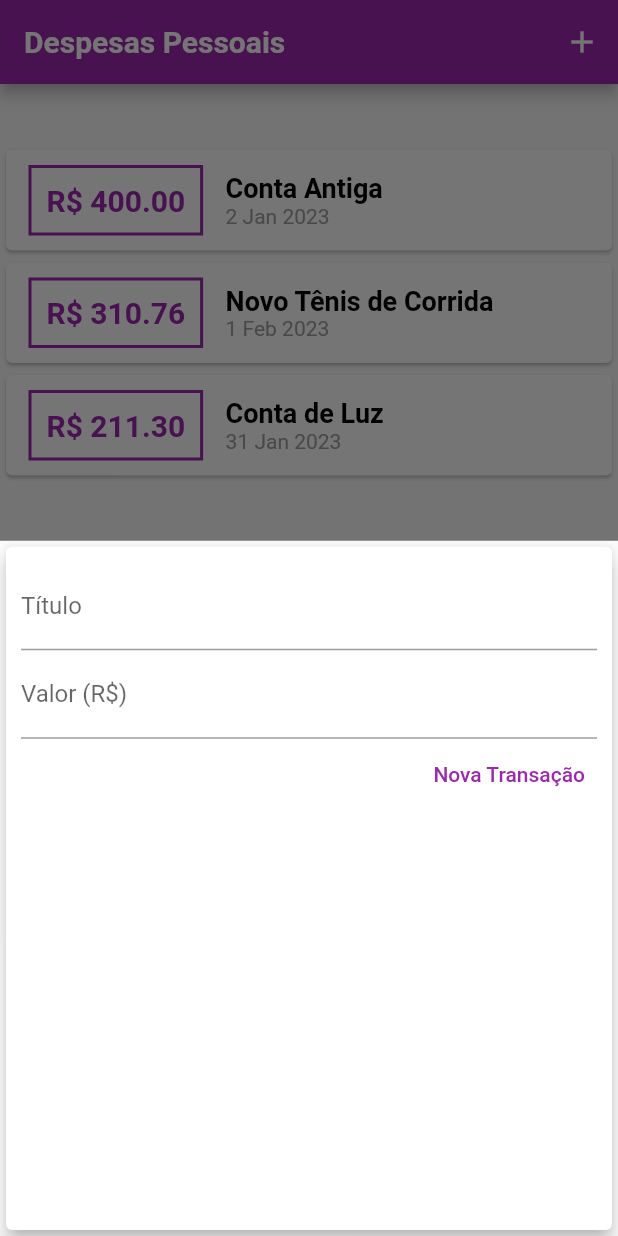
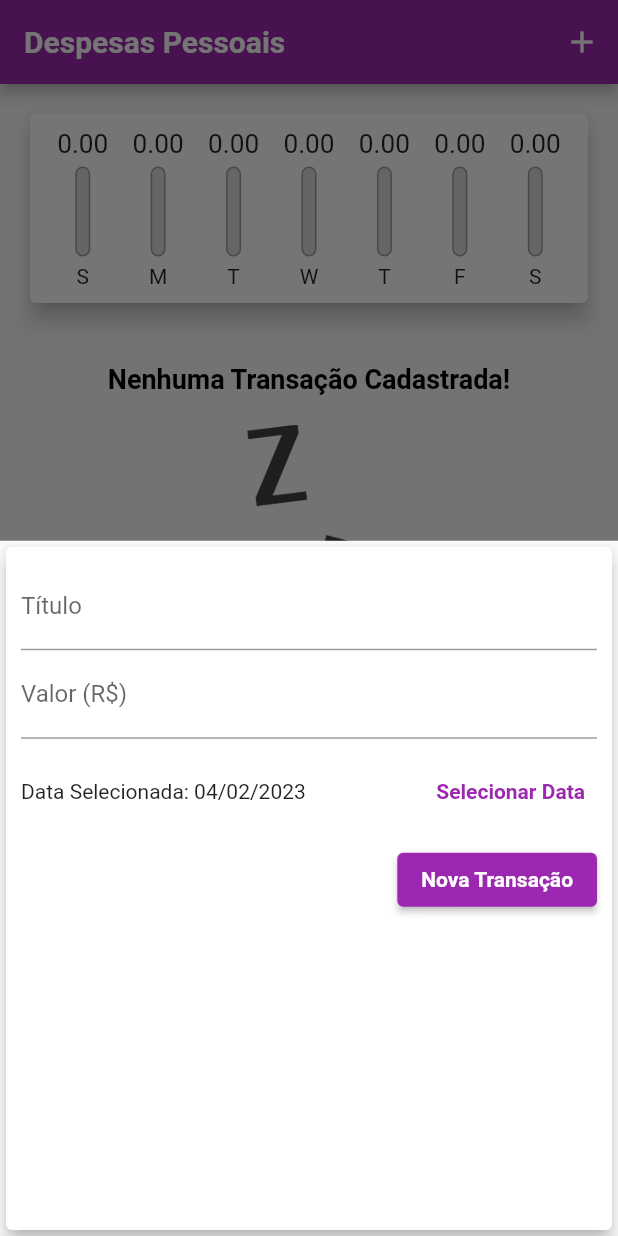
Before and after one commit to charlesdev771/flutter_specialization_cod3r, a Flutter app: the screen it shows after launch, after a tap on the "add" icon, on a phone screen of 412 x 824 dp. Run offline on Flutter 3.47's test engine with Material 2 defaults, Android fonts, the phone set to English and light mode, and no system bars; Roboto replaces fonts that are missing (OpenSans).

Commit message:
Final day 5

```diff
--- a/expenses/lib/components/chart.dart
+++ b/expenses/lib/components/chart.dart
@@ -1,6 +1,7 @@
 import 'package:flutter/material.dart';
 import 'package:intl/intl.dart';
 import '../models/transaction.dart';
+import 'chart_bar.dart';
 
 class Chart extends StatelessWidget {
   final List<Transaction> recentTransaction;
@@ -25,24 +26,41 @@ class Chart extends StatelessWidget {
         }
       }
 
-      print(DateFormat.E().format(weekDay)[0]);
-      print(totalSum);
-
       return {
         'day': DateFormat.E().format(weekDay)[0],
         'value': totalSum,
       };
+    }).reversed.toList();
+  }
+
+  double get _weekTotalValue {
+    return groupedTransactions.fold(0.0, (sum, tr) {
+      return sum + (tr['value'] as double);
     });
   }
 
   @override
   Widget build(BuildContext context) {
-    groupedTransactions;
     return Card(
       elevation: 6,
       margin: const EdgeInsets.all(20),
-      child: Row(
-        children: const [],
+      child: Padding(
+        padding: const EdgeInsets.all(10),
+        child: Row(
+          mainAxisAlignment: MainAxisAlignment.spaceAround,
+          children: groupedTransactions.map((tr) {
+            return Flexible(
+              fit: FlexFit.tight,
+              child: ChartBar(
+                label: tr['day'] as String,
+                value: tr['value'] as double,
+                percentage: _weekTotalValue == 0
+                    ? 0
+                    : (tr['value'] as double) / _weekTotalValue,
+              ),
+            );
+          }).toList(),
+        ),
       ),
     );
   }
--- /dev/null
+++ b/expenses/lib/components/chart_bar.dart
@@ -0,0 +1,59 @@
+import 'package:flutter/material.dart';
+
+class ChartBar extends StatelessWidget {
+  final String? label;
+  final double? value;
+  final double? percentage;
+
+  const ChartBar({
+    this.label,
+    this.value,
+    this.percentage,
+    Key? key,
+  }) : super(key: key);
+
+  @override
+  Widget build(BuildContext context) {
+    return Column(
+      children: [
+        SizedBox(
+          height: 20,
+          child: FittedBox(
+            child: Text('${value!.toStringAsFixed(2)}'),
+          ),
+        ),
+        const SizedBox(height: 5),
+        SizedBox(
+          height: 60,
+          width: 10,
+          child: Stack(
+            alignment: Alignment.bottomCenter,
+            children: <Widget>[
+              Container(
+                decoration: BoxDecoration(
+                  border: Border.all(
+                    color: Colors.grey,
+                    width: 1.0,
+                  ),
+                  color: const Color.fromRGBO(220, 220, 220, 1),
+                  borderRadius: BorderRadius.circular(5),
+                ),
+              ),
+              FractionallySizedBox(
+                heightFactor: percentage,
+                child: Container(
+                  decoration: BoxDecoration(
+                    color: Theme.of(context).colorScheme.primary,
+                    borderRadius: BorderRadius.circular(5),
+                  ),
+                ),
+              ),
+            ],
+          ),
+        ),
+        const SizedBox(height: 5),
+        Text(label!),
+      ],
+    );
+  }
+}
--- a/expenses/lib/components/transaction_list.dart
+++ b/expenses/lib/components/transaction_list.dart
@@ -4,13 +4,15 @@ import 'package:intl/intl.dart';
 
 class TransactionList extends StatelessWidget {
   final List<Transaction> transactions;
+  final void Function(String) onRemove;
 
-  const TransactionList(this.transactions, {Key? key}) : super(key: key);
+  const TransactionList(this.transactions, this.onRemove, {Key? key})
+      : super(key: key);
 
   @override
   Widget build(BuildContext context) {
     return SizedBox(
-      height: 300,
+      height: 430,
       child: transactions.isEmpty
           ? Column(
               children: [
@@ -34,45 +36,39 @@ class TransactionList extends StatelessWidget {
               itemBuilder: (ctx, index) {
                 final tr = transactions[index];
                 return Card(
-                  child: Row(
-                    children: [
-                      Container(
+                  elevation: 5,
                   margin: const EdgeInsets.symmetric(
-                          horizontal: 15,
-                          vertical: 10,
+                    vertical: 8,
+                    horizontal: 5,
                   ),
-                        decoration: BoxDecoration(
-                          border: Border.all(
-                            color: Theme.of(context).colorScheme.primary,
-                            width: 2,
-                          ),
-                        ),
-                        padding: const EdgeInsets.all(10),
+                  child: ListTile(
+                    leading: CircleAvatar(
+                      backgroundColor: Colors.purple,
+                      radius: 30,
+                      child: Padding(
+                        padding: const EdgeInsets.all(6),
+                        child: FittedBox(
                           child: Text(
-                          'R\$ ${tr.value.toStringAsFixed(2)}',
-                          style: TextStyle(
-                            fontWeight: FontWeight.bold,
-                            fontSize: 20,
-                            color: Theme.of(context).colorScheme.primary,
+                            'R\$${tr.value}',
+                            style: const TextStyle(
+                              color: Colors.white,
                             ),
                           ),
                         ),
-                      Column(
-                        crossAxisAlignment: CrossAxisAlignment.start,
-                        children: [
-                          Text(
+                      ),
+                    ),
+                    title: Text(
                       tr.title,
                       style: Theme.of(context).textTheme.headline6,
                     ),
-                          Text(
+                    subtitle: Text(
                       DateFormat('d MMM y').format(tr.date),
-                            style: const TextStyle(
-                              color: Colors.grey,
                     ),
+                    trailing: IconButton(
+                      icon: const Icon(Icons.delete),
+                      color: Theme.of(context).errorColor,
+                      onPressed: () => onRemove(tr.id),
                     ),
-                        ],
-                      ),
-                    ],
                   ),
                 );
               },
--- a/expenses/lib/components/transection_form.dart
+++ b/expenses/lib/components/transection_form.dart
@@ -1,28 +1,46 @@
 import 'package:flutter/material.dart';
+import 'package:intl/intl.dart';
 
 class TransactionForm extends StatefulWidget {
-  final void Function(String, double) onSubmit;
+  final void Function(String, double, DateTime) onSubmit;
 
-  TransactionForm(this.onSubmit, {Key? key}) : super(key: key);
+  const TransactionForm(this.onSubmit, {Key? key}) : super(key: key);
 
   @override
   State<TransactionForm> createState() => _TransactionFormState();
 }
 
 class _TransactionFormState extends State<TransactionForm> {
-  final titleController = TextEditingController();
-
-  final valueController = TextEditingController();
+  final _titleController = TextEditingController();
+  final _valueController = TextEditingController();
+  DateTime? _selectedDate = DateTime.now();
 
   _submitForm() {
-    final title = titleController.text;
-    final value = double.tryParse(valueController.text) ?? 0;
+    final title = _titleController.text;
+    final value = double.tryParse(_valueController.text) ?? 0;
 
-    if (title.isEmpty || value <= 0) {
+    if (title.isEmpty || value <= 0 || _selectedDate == null) {
       return;
     }
 
-    widget.onSubmit(title, value);
+    widget.onSubmit(title, value, _selectedDate!);
+  }
+
+  _showDatePicker() {
+    showDatePicker(
+      context: context,
+      initialDate: DateTime.now(),
+      firstDate: DateTime(2019),
+      lastDate: DateTime.now(),
+    ).then((pickedDate) {
+      if (pickedDate == null) {
+        return;
+      }
+
+      setState(() {
+        _selectedDate = pickedDate;
+      });
+    });
   }
 
   @override
@@ -34,14 +52,14 @@ class _TransactionFormState extends State<TransactionForm> {
         child: Column(
           children: [
             TextField(
-              controller: titleController,
+              controller: _titleController,
               onSubmitted: (_) => _submitForm(),
               decoration: const InputDecoration(
                 labelText: 'Título',
               ),
             ),
             TextField(
-              controller: valueController,
+              controller: _valueController,
               keyboardType:
                   const TextInputType.numberWithOptions(decimal: true),
               onSubmitted: (_) => _submitForm(),
@@ -49,18 +67,41 @@ class _TransactionFormState extends State<TransactionForm> {
                 labelText: 'Valor (R\$)',
               ),
             ),
+            SizedBox(
+              height: 70,
+              child: Row(
+                children: <Widget>[
+                  Expanded(
+                    child: Text(
+                      _selectedDate == null
+                          ? 'Nenhuma data selecionada!'
+                          : 'Data Selecionada: ${DateFormat('dd/MM/y').format(_selectedDate!)}',
+                    ),
+                  ),
+                  TextButton(
+                    child: const Text(
+                      'Selecionar Data',
+                      style: TextStyle(
+                        fontWeight: FontWeight.bold,
+                      ),
+                    ),
+                    onPressed: _showDatePicker,
+                  )
+                ],
+              ),
+            ),
             Row(
               mainAxisAlignment: MainAxisAlignment.end,
               children: <Widget>[
-                TextButton(
-                  child: const Text(
+                ElevatedButton(
+                  child: Text(
                     'Nova Transação',
                     style: TextStyle(
-                      color: Colors.purple,
+                      color: Theme.of(context).textTheme.button?.color,
                     ),
                   ),
                   onPressed: _submitForm,
-                )
+                ),
               ],
             ),
           ],
--- a/expenses/lib/main.dart
+++ b/expenses/lib/main.dart
@@ -27,6 +27,10 @@ class ExpensesApp extends StatelessWidget {
             fontWeight: FontWeight.bold,
             color: Colors.black,
           ),
+          button: const TextStyle(
+            color: Colors.white,
+            fontWeight: FontWeight.bold,
+          ),
         ),
         appBarTheme: const AppBarTheme(
           titleTextStyle: TextStyle(
@@ -48,26 +52,7 @@ class MyHomePage extends StatefulWidget {
 }
 
 class _MyHomePageState extends State<MyHomePage> {
-  final List<Transaction> _transactions = [
-    Transaction(
-      id: 't0',
-      title: 'Conta Antiga',
-      value: 400.00,
-      date: DateTime.now().subtract(const Duration(days: 33)),
-    ),
-    Transaction(
-      id: 't1',
-      title: 'Novo Tênis de Corrida',
-      value: 310.76,
-      date: DateTime.now().subtract(const Duration(days: 3)),
-    ),
-    Transaction(
-      id: 't2',
-      title: 'Conta de Luz',
-      value: 211.30,
-      date: DateTime.now().subtract(const Duration(days: 4)),
-    ),
-  ];
+  final List<Transaction> _transactions = [];
 
   List<Transaction> get _recentTransactions {
     return _transactions.where((tr) {
@@ -77,12 +62,12 @@ class _MyHomePageState extends State<MyHomePage> {
     }).toList();
   }
 
-  _addTransaction(String title, double value) {
+  _addTransaction(String title, double value, DateTime date) {
     final newTransaction = Transaction(
       id: Random().nextDouble().toString(),
       title: title,
       value: value,
-      date: DateTime.now(),
+      date: date,
     );
 
     setState(() {
@@ -90,6 +75,12 @@ class _MyHomePageState extends State<MyHomePage> {
     });
 
     Navigator.of(context).pop();
+  }
+
+  _removeTransaction(String id) {
+    setState(() {
+      _transactions.removeWhere((tr) => tr.id == id);
+    });
   }
 
   _openTransactionFormModal(BuildContext context) {
@@ -118,7 +109,7 @@ class _MyHomePageState extends State<MyHomePage> {
           crossAxisAlignment: CrossAxisAlignment.stretch,
           children: [
             Chart(_recentTransactions),
-            TransactionList(_transactions),
+            TransactionList(_transactions, _removeTransaction),
           ],
         ),
       ),
```
Lines whose indentation alone changed are shown as unchanged.
